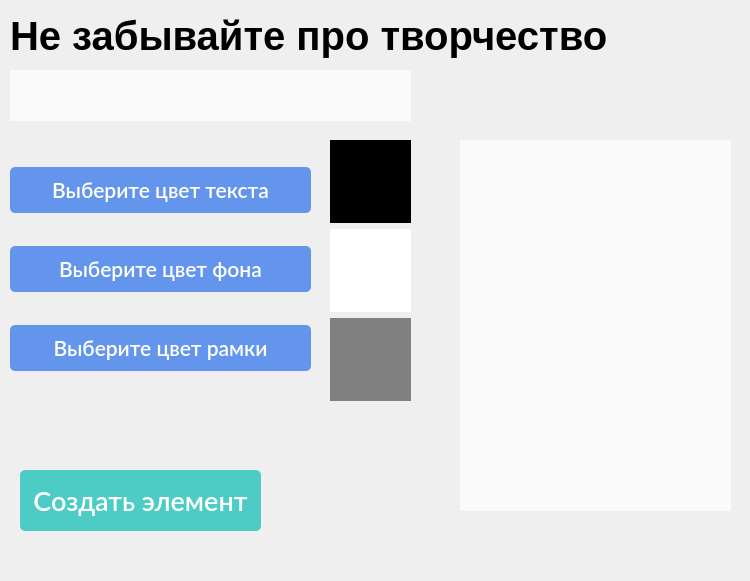
Above: static/add_element_dialog.ui from S0ft1c/films_manager before the change. Below: the same form after it.
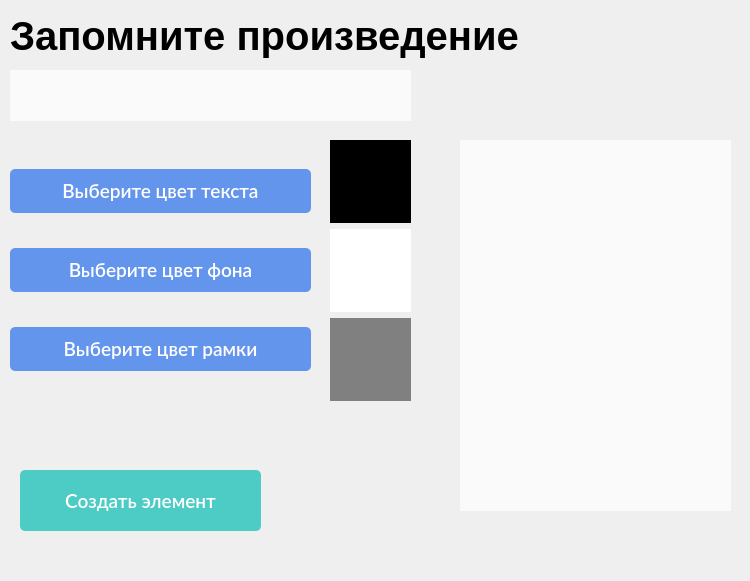
That is the form after the change.

Commit message: edited and created whole uniq_info logic in element_edit

Patch:
```diff
--- a/static/add_element_dialog.ui
+++ b/static/add_element_dialog.ui
@@ -29,7 +29,7 @@
     </font>
    </property>
    <property name="text">
-    <string>Не забывайте про творчество</string>
+    <string>Запомните произведение</string>
    </property>
   </widget>
   <widget class="QLineEdit" name="element_name_edit">
@@ -119,7 +119,7 @@
       <property name="font">
        <font>
         <family>Lato</family>
-        <pointsize>16</pointsize>
+        <pointsize>14</pointsize>
         <bold>false</bold>
        </font>
       </property>
@@ -144,7 +144,7 @@
       <property name="font">
        <font>
         <family>Lato</family>
-        <pointsize>16</pointsize>
+        <pointsize>14</pointsize>
         <bold>false</bold>
        </font>
       </property>
@@ -169,7 +169,7 @@
       <property name="font">
        <font>
         <family>Lato</family>
-        <pointsize>16</pointsize>
+        <pointsize>14</pointsize>
         <bold>false</bold>
        </font>
       </property>
@@ -230,7 +230,7 @@
    <property name="font">
     <font>
      <family>Lato</family>
-     <pointsize>20</pointsize>
+     <pointsize>14</pointsize>
      <bold>false</bold>
     </font>
    </property>
```
The commit also changes 14 other files.
